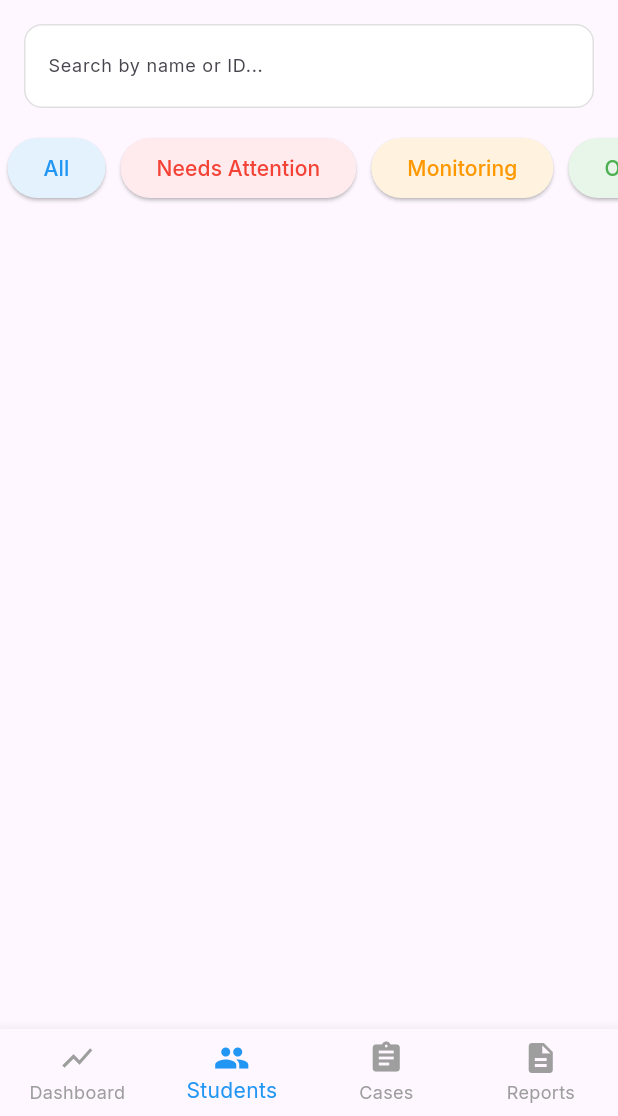
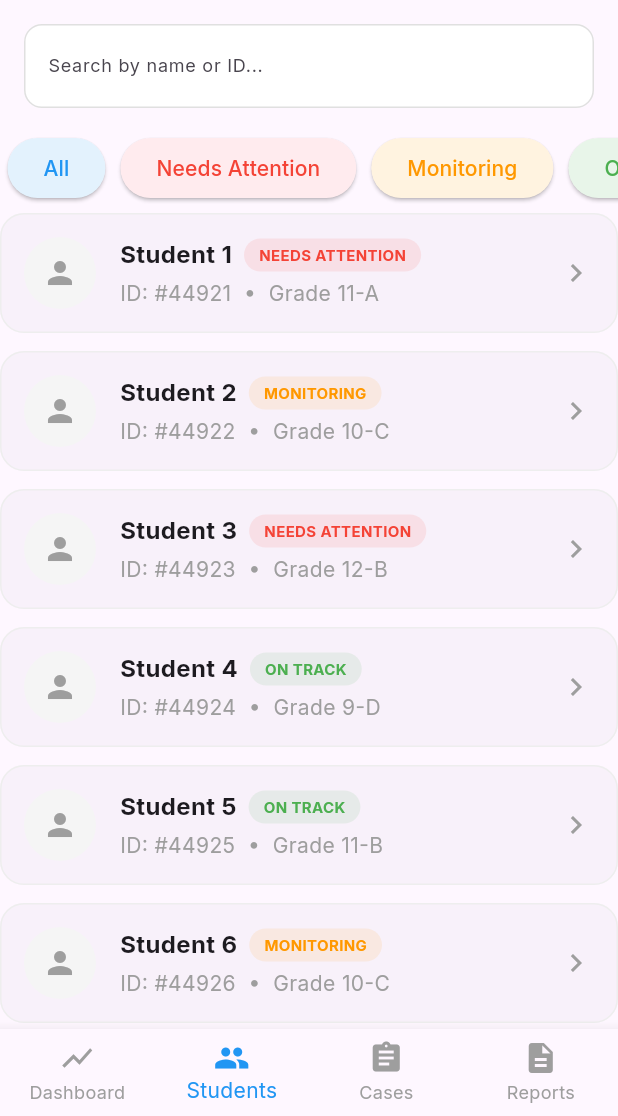
Before and after one commit to julienjamile/visentryx, a Flutter app: the StudentsScreen screen opened directly, on a phone screen of 412 x 824 dp, the part 120-1236 px from its top. Run offline on Flutter 3.47's test engine with Material 3 defaults, Android fonts, the phone set to English and light mode, and no system bars; our stand-ins replace fl_chart.

Commit message:
Added the student cards at the studentsScreen

```diff
--- a/lib/students.dart
+++ b/lib/students.dart
@@ -10,11 +10,18 @@ class StudentsScreen extends StatelessWidget {
       Column(
         children: [
           SearchBar(),
-              SafeArea(child: SingleChildScrollView(
+          SafeArea(
+            child: SingleChildScrollView(
               scrollDirection: Axis.horizontal,
               child: FilterButtons(),
-              )),
-
+            ),
+          ),
+          Expanded(
+            child: SingleChildScrollView(
+              scrollDirection: Axis.vertical,
+              child: StudentCards(),
+            ),
+          ),
         ],
       ),
       bottomNavigationBar: BottomBar(selectedIndex: 1),
@@ -133,3 +140,92 @@ class FilterButtons extends StatelessWidget {
     );
   }
 }
+
+class StudentCard extends StatelessWidget {
+  final String name;
+  final String status;
+  final String id;
+  final String section;
+
+  const StudentCard({
+    required this.name,
+    required this.status,
+    required this.id,
+    required this.section,
+  });
+
+  @override
+  Widget build(BuildContext context) {
+    return Card(
+      elevation: 0,
+      margin: const EdgeInsets.symmetric(vertical: 6),
+      shape: RoundedRectangleBorder(
+        borderRadius: BorderRadius.circular(16),
+        side: BorderSide(color: Colors.grey.shade200),
+      ),
+      // ClipRRect ensures the ripple effect stays inside the rounded corners
+      child: ClipRRect(
+        borderRadius: BorderRadius.circular(16),
+        child: InkWell(
+          onTap: () {
+            // Add your navigation or action here
+            print("Clicked on $name");
+          },
+          child: Padding(
+            padding: const EdgeInsets.all(16.0),
+            child: Row(
+              children: [
+                CircleAvatar(radius: 24, backgroundColor: Colors.grey.shade100, child: Icon(Icons.person, color: Colors.grey)),
+                const SizedBox(width: 16),
+                Expanded(
+                  child: Column(
+                    crossAxisAlignment: CrossAxisAlignment.start,
+                    children: [
+                      Row(
+                        children: [
+                          Text(name, style: const TextStyle(fontWeight: FontWeight.bold, fontSize: 16)),
+                          const SizedBox(width: 8),
+                          _buildStatusPill(status),
+                        ],
+                      ),
+                      const SizedBox(height: 4),
+                      Text("ID: #$id  •  $section", style: const TextStyle(color: Colors.grey)),
+                    ],
+                  ),
+                ),
+                const Icon(Icons.chevron_right, color: Colors.grey),
+              ],
+            ),
+          ),
+        ),
+      ),
+    );
+  }
+
+  Widget _buildStatusPill(String status) {
+    Color color = status == "Needs Attention" ? Colors.red : (status == "Monitoring" ? Colors.orange : Colors.green);
+    return Container(
+      padding: const EdgeInsets.symmetric(horizontal: 10, vertical: 4),
+      decoration: BoxDecoration(color: color.withOpacity(0.1), borderRadius: BorderRadius.circular(12)),
+      child: Text(status.toUpperCase(), style: TextStyle(fontSize: 10, color: color, fontWeight: FontWeight.bold)),
+    );
+  }
+}
+
+class StudentCards extends StatelessWidget {
+  @override
+  Widget build(BuildContext context) {
+    return Column(
+      children: [
+        StudentCard(name: "Student 1", status: "Needs Attention", id: "44921", section: "Grade 11-A"),
+        StudentCard(name: "Student 2", status: "Monitoring", id: "44922", section: "Grade 10-C"),
+        StudentCard(name: "Student 3", status: "Needs Attention", id: "44923", section: "Grade 12-B"),
+        StudentCard(name: "Student 4", status: "On Track", id: "44924", section: "Grade 9-D"),
+        StudentCard(name: "Student 5", status: "On Track", id: "44925", section: "Grade 11-B"),
+        StudentCard(name: "Student 6", status: "Monitoring", id: "44926", section: "Grade 10-C"),
+        StudentCard(name: "Student 7", status: "Needs Attention", id: "44927", section: "Grade 12-B"),
+        StudentCard(name: "Student 8", status: "Monitoring", id: "44928", section: "Grade 11-C"),
+      ],
+    );
+  }
+}
```
Lines whose indentation alone changed are shown as unchanged.
